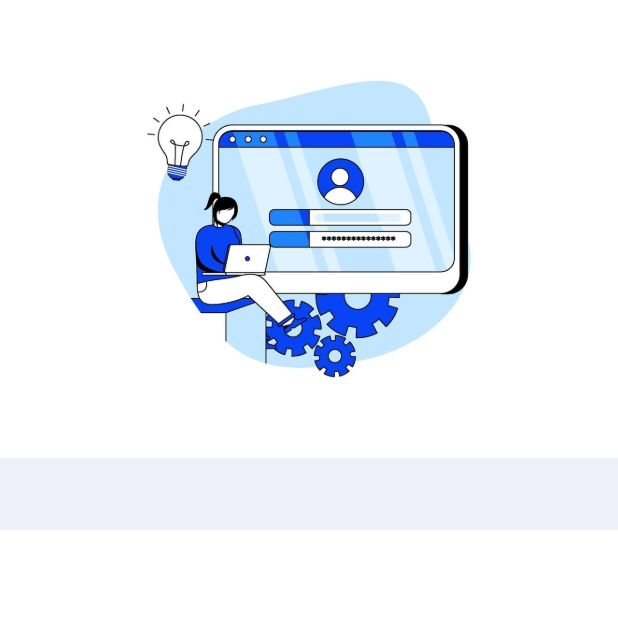
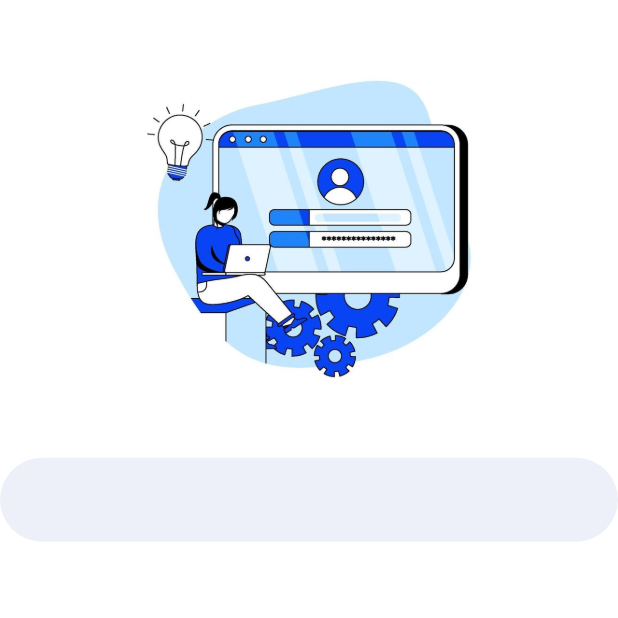
Before and after one commit to Alefiya-Rajgarh/Sound-To-Vision, a Flutter app: the LoginScreen screen opened by its route, on a phone screen of 412 x 824 dp, the top half of it. Run offline on Flutter 3.47's test engine with Material 3 defaults, Android fonts, the phone set to English and light mode, and no system bars; our stand-ins replace animated_text_kit, firebase_core, flutter_spinkit; accounts and stored records are empty.

Commit message:
checking working of login screen

```diff
--- a/lib/login/widget/text_field.dart
+++ b/lib/login/widget/text_field.dart
@@ -11,8 +11,8 @@ class TextFieldInput extends StatelessWidget {
       fillColor:Color(0xFFedf0f8),
       enabledBorder: OutlineInputBorder(
         borderSide: BorderSide.none,
-        borderRadius.circular(30),
-      )
+        borderRadius: BorderRadius.circular(30),
+      ),
     ),
     );
   }
--- a/lib/main.dart
+++ b/lib/main.dart
@@ -3,7 +3,6 @@ import 'activity/Home.dart';
 import 'activity/splashscreen.dart';
 import 'package:firebase_core/firebase_core.dart';
 import 'firebase_options.dart';
-import 'package:sound_to_vision_app/login/widget/text_field.dart';
 import 'package:sound_to_vision_app/login/screen/login.dart';
 
 void main() async {
```
Also changed, not shown: lib/activity/splashscreen.dart (+10 -1 lines).
